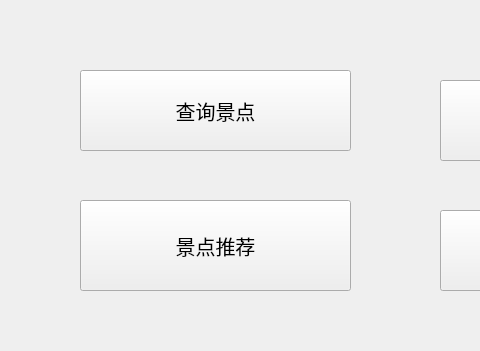
First picture: the form in datastruct/feature_list.ui, repository 001VIsir/BUPT-DataStructFinalWork, before the edit; both pictures show x 0 to 480 and y 0 to 351 of the 901 by 483 pixel window.
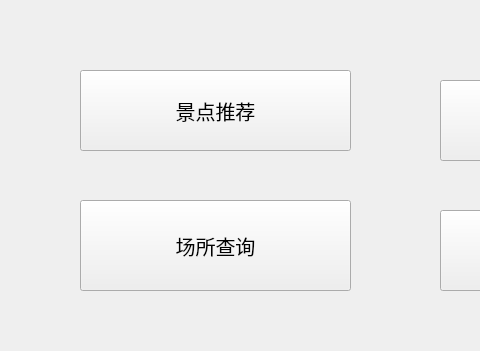
Second picture: the form after the edit.

```diff
--- a/datastruct/feature_list.ui
+++ b/datastruct/feature_list.ui
@@ -28,7 +28,7 @@
     </font>
    </property>
    <property name="text">
-    <string>查询景点</string>
+    <string>景点推荐</string>
    </property>
   </widget>
   <widget class="QPushButton" name="dairy">
@@ -82,7 +82,7 @@
     </font>
    </property>
    <property name="text">
-    <string>景点推荐</string>
+    <string>场所查询</string>
    </property>
   </widget>
   <widget class="QPushButton" name="daohang">
```
Left out of the diff: 2 changed lines with no effect on the pictures.
